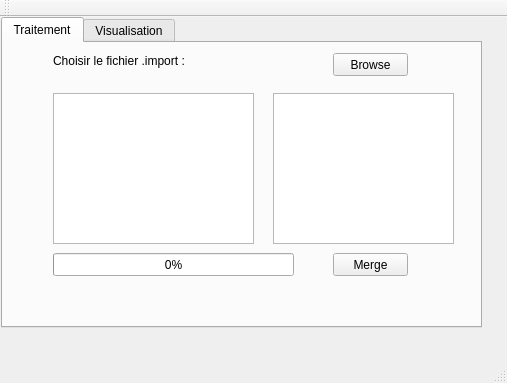
Before: the Qt Designer form Viewer/Version-T/Interface/mainwindow.ui in JulienAndre26/Modelisation-3D-par-Kinect, drawn with Qt 5.
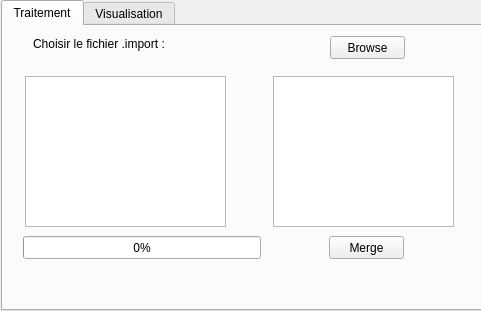
After: the same form once the commit is applied.

Commit message: améliorations de l'interface

Diff of the .ui file:
```diff
--- a/Viewer/Version-T/Interface/mainwindow.ui
+++ b/Viewer/Version-T/Interface/mainwindow.ui
@@ -6,10 +6,22 @@
    <rect>
     <x>0</x>
     <y>0</y>
-    <width>507</width>
-    <height>383</height>
+    <width>481</width>
+    <height>311</height>
    </rect>
   </property>
+  <property name="minimumSize">
+   <size>
+    <width>481</width>
+    <height>311</height>
+   </size>
+  </property>
+  <property name="maximumSize">
+   <size>
+    <width>481</width>
+    <height>311</height>
+   </size>
+  </property>
   <property name="windowTitle">
    <string>Modélisation par Kinect</string>
   </property>
@@ -33,7 +45,7 @@
      <widget class="QPushButton" name="btnBrowse">
       <property name="geometry">
        <rect>
-        <x>330</x>
+        <x>327</x>
         <y>10</y>
         <width>75</width>
         <height>23</height>
@@ -49,7 +61,7 @@
      <widget class="QListWidget" name="listWidget">
       <property name="geometry">
        <rect>
-        <x>50</x>
+        <x>22</x>
         <y>50</y>
         <width>201</width>
         <height>151</height>
@@ -59,9 +71,9 @@
      <widget class="QProgressBar" name="progressBar">
       <property name="geometry">
        <rect>
-        <x>50</x>
+        <x>20</x>
         <y>210</y>
-        <width>241</width>
+        <width>238</width>
         <height>23</height>
        </rect>
       </property>
@@ -75,7 +87,7 @@
       </property>
       <property name="geometry">
        <rect>
-        <x>330</x>
+        <x>326</x>
         <y>210</y>
         <width>75</width>
         <height>23</height>
@@ -88,7 +100,7 @@
      <widget class="QLabel" name="lbCurrentMerge">
       <property name="geometry">
        <rect>
-        <x>50</x>
+        <x>21</x>
         <y>250</y>
         <width>201</width>
         <height>16</height>
@@ -101,7 +113,7 @@
      <widget class="QLabel" name="label">
       <property name="geometry">
        <rect>
-        <x>50</x>
+        <x>30</x>
         <y>10</y>
         <width>181</width>
         <height>16</height>
@@ -129,25 +141,6 @@
     </widget>
    </widget>
   </widget>
-  <widget class="QMenuBar" name="menuBar">
-   <property name="geometry">
-    <rect>
-     <x>0</x>
-     <y>0</y>
-     <width>507</width>
-     <height>21</height>
-    </rect>
-   </property>
-  </widget>
-  <widget class="QToolBar" name="mainToolBar">
-   <attribute name="toolBarArea">
-    <enum>TopToolBarArea</enum>
-   </attribute>
-   <attribute name="toolBarBreak">
-    <bool>false</bool>
-   </attribute>
-  </widget>
-  <widget class="QStatusBar" name="statusBar"/>
  </widget>
  <layoutdefault spacing="6" margin="11"/>
  <resources/>
```
The commit also changes 2 other files.
